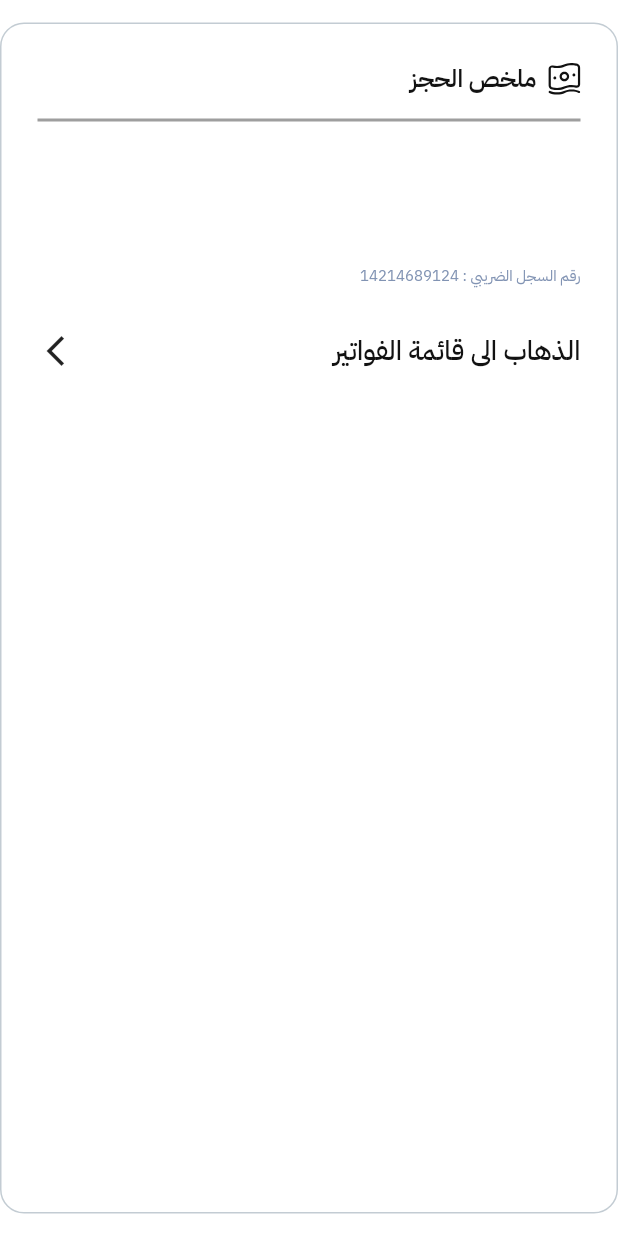
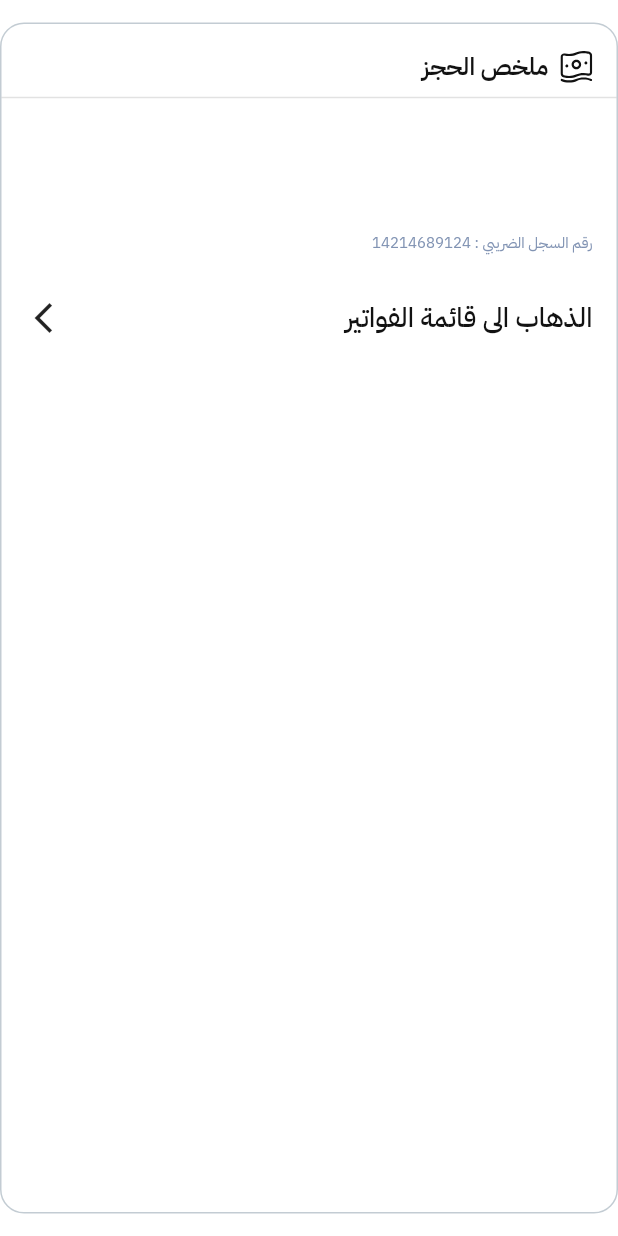
Before and after one commit to MKmasri2002/helmet, a Flutter app: the Component10 widget shown alone on an empty page, opened directly, on a phone screen of 412 x 824 dp. Run offline on Flutter 3.47's test engine with Material 3 defaults, Android fonts, the phone set to English and light mode, and no system bars; our stand-ins replace cached_network_image, carousel_slider, connectivity_plus, date_picker_timeline, firebase_auth, firebase_core and 13 more; missing offline and left inert: date_picker_plus, google_maps_place_picker_mb, maps_toolkit, moyasar; accounts and stored records are empty; statements that could not run were skipped; project files that could hold a hidden picture were left out.

Commit message:
refactor: update padding and improve layout structure in Component10

```diff
--- a/lib/views/order_status/widget/component10.dart
+++ b/lib/views/order_status/widget/component10.dart
@@ -14,7 +14,7 @@ class Component10 extends StatelessWidget {
     return GetBuilder<OrderStatusController>(builder: (ctrl) {
       return Container(
         margin: const EdgeInsets.symmetric(vertical: 15),
-        padding: const EdgeInsets.all(24),
+        padding: const EdgeInsets.symmetric(vertical: 16),
         decoration: BoxDecoration(
           border: Border.all(
             color: const Color(0xffC3CCD3),
@@ -24,7 +24,9 @@ class Component10 extends StatelessWidget {
         child: Column(
           crossAxisAlignment: CrossAxisAlignment.start,
           children: [
-            Row(
+            Padding(
+              padding: const EdgeInsets.symmetric(horizontal: 16.0),
+              child: Row(
                 children: [
                   SvgPicture.asset(
                     SvgAssets.summuryIcon,
@@ -51,11 +53,16 @@ class Component10 extends StatelessWidget {
                   ),
                 ],
               ),
-            const Divider(
-              color: Colors.grey,
-              thickness: 2,
-              height: 30,
             ),
+             Divider(
+              color: Colors.grey.withValues(alpha: 0.3),
+              thickness: 1,
+            ),
+            Padding(
+              padding: const EdgeInsets.symmetric(horizontal: 16.0),
+              child: Column(
+                crossAxisAlignment: CrossAxisAlignment.start,
+                children: [
                   Text(
                     washDataTripModel.washTitleAr ?? "",
                     style: const TextStyle(
@@ -114,6 +121,10 @@ class Component10 extends StatelessWidget {
                   ),
                 ],
               ),
+            ),
+
+          ],
+        ),
       );
     });
   }
```
Lines whose indentation alone changed are shown as unchanged.
